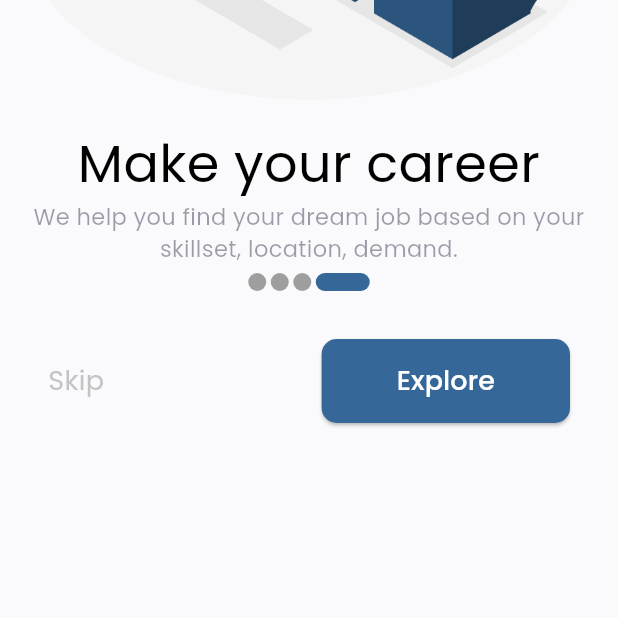
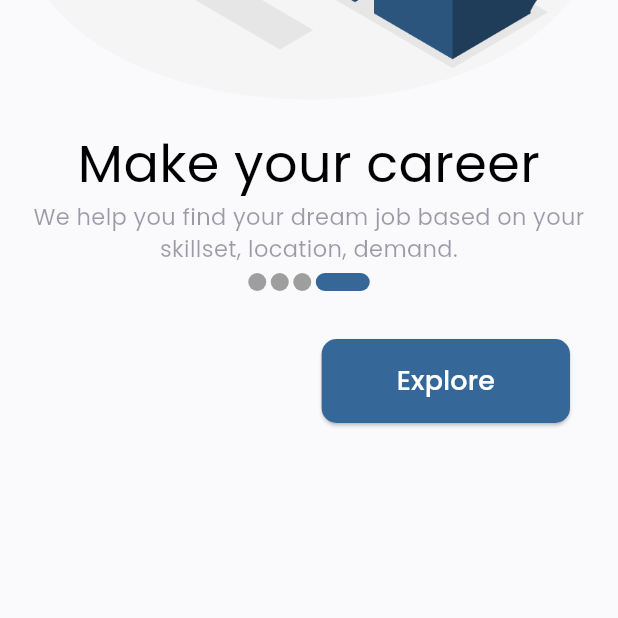
Before and after one commit to mostafa1255/Job_Finder_App, a Flutter app: the screen it shows after launch, swiped to page 4, on a phone screen of 412 x 824 dp, the part 618-1236 px from its top. Run offline on Flutter 3.47's test engine with Material 3 defaults, Android fonts, the phone set to English and light mode, and no system bars; drawn by our look-alikes of smooth_page_indicator; our stand-ins replace cached_network_image, cloud_firestore, file_picker, firebase_auth, firebase_core, firebase_storage and 8 more; accounts and stored records are empty.

Commit message:
change Skip text in last screen

```diff
--- a/lib/features/splash/view/splash/OnboardingScreen1.dart
+++ b/lib/features/splash/view/splash/OnboardingScreen1.dart
@@ -82,11 +82,13 @@ class _OnBoardingScreen1State extends State<OnBoardingScreen1> {
                    ),
 
                       Row(
+                        crossAxisAlignment: CrossAxisAlignment.center,
                         children: [
                           Container(
                             margin: EdgeInsets.symmetric(horizontal:16),
                           ),
-                          Text('Skip',style: TextStyle(fontSize: 18,color: Colors.grey.withOpacity(0.6)),),
+                          if (_currentPage != 3)
+                          Text('Skip', style: TextStyle(fontSize: 18, color: Colors.grey.withOpacity(0.6)),),
                           Spacer(),
                              ElevatedButton(
                             onPressed: _goToNextPage,
@@ -99,7 +101,7 @@ class _OnBoardingScreen1State extends State<OnBoardingScreen1> {
                               backgroundColor: Color.fromARGB(255, 53, 104, 153),
                             ),
                             child: Text(
-                              _currentPage == 3 ? 'Explore' : 'Next',
+                              _currentPage == 3 ? 'Explore' : 'Next' ,
                               style: const TextStyle(fontSize: 18, color: Colors.white),
                             ),
                             ),
```
